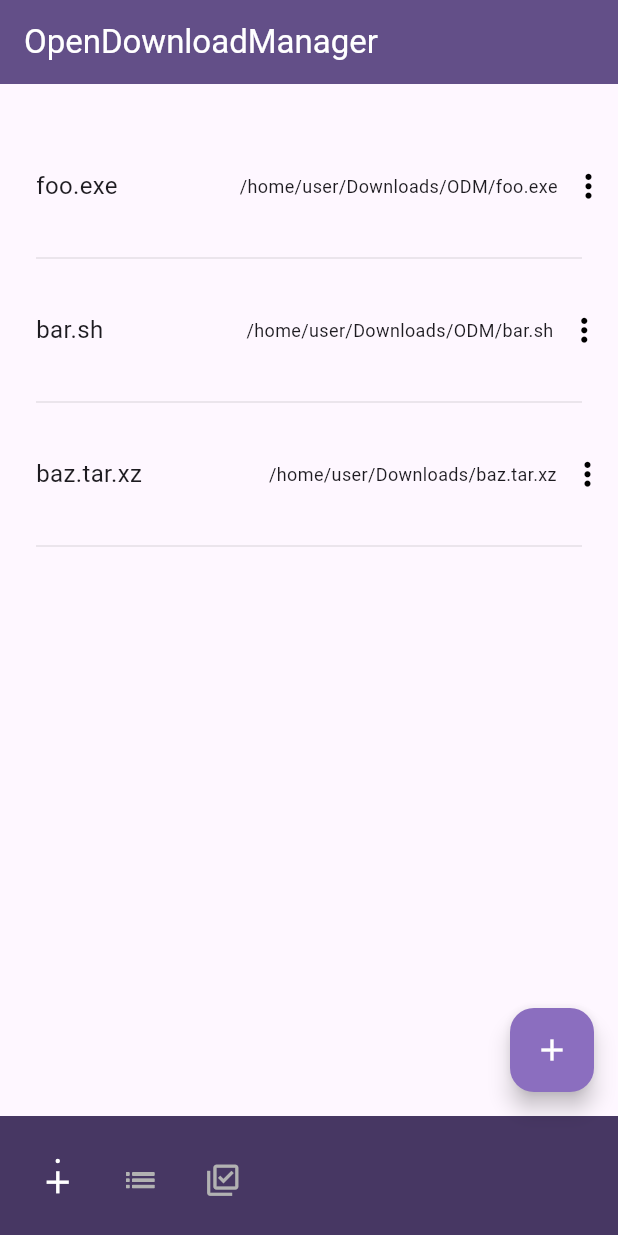
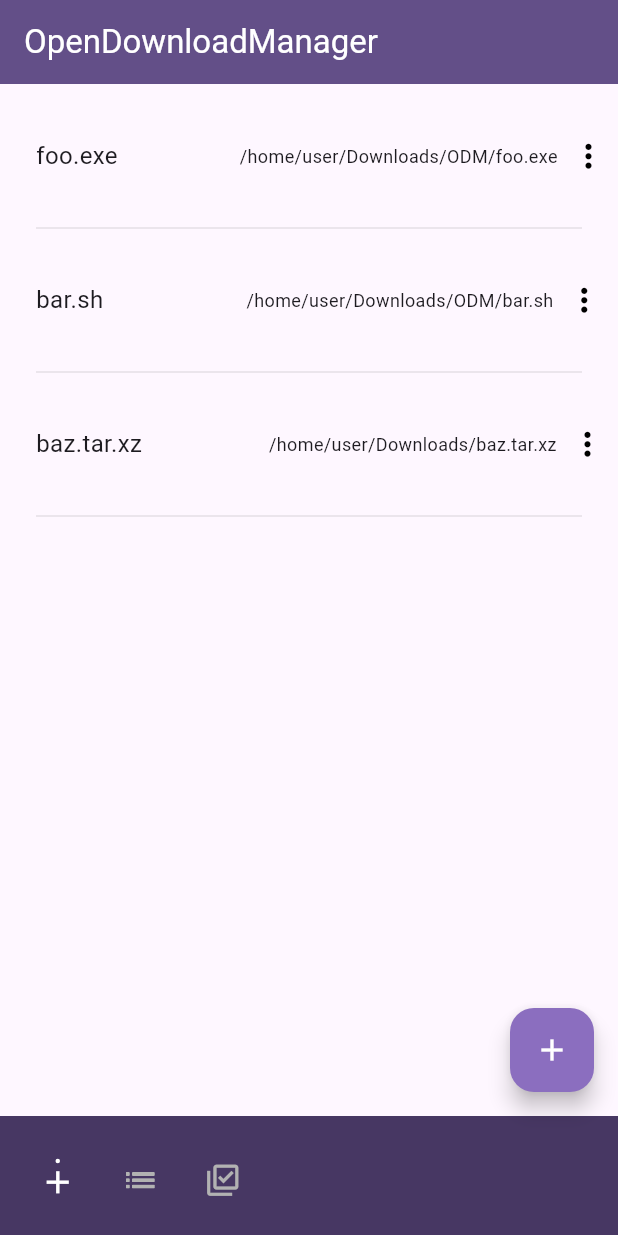
Before and after one commit to aaaamida/midtest, a Flutter app: the screen it shows after launch, on a phone screen of 412 x 824 dp. Run offline on Flutter 3.47's test engine with Material 3 defaults, Android fonts, the phone set to English and light mode, and no system bars.

Commit message:
added comments

```diff
--- a/lib/main.dart
+++ b/lib/main.dart
@@ -4,6 +4,7 @@ void main() {
         runApp(const MyApp());
 }
 
+// class container seluruh aplikasi
 class MyApp extends StatelessWidget {
         const MyApp({super.key});
 
@@ -21,6 +22,7 @@ class MyApp extends StatelessWidget {
         }
 }
 
+// class container home page
 class MyHomePage extends StatefulWidget {
         const MyHomePage({super.key, required this.title});
         final String title;
@@ -29,8 +31,11 @@ class MyHomePage extends StatefulWidget {
         State<MyHomePage> createState() => _MyHomePageState();
 }
 
+// class builder untuk container homepage
 class _MyHomePageState extends State<MyHomePage> {
         int selectedItem = 0;
+
+        // class div untuk memisahkan tiap item dengan garis horizontal
         static var div = const Divider(
                 thickness: 0.1,
                 indent: 16,
@@ -38,17 +43,20 @@ class _MyHomePageState extends State<MyHomePage> {
                 color: Color(0xFF000000)
         );
 
+        // method untuk mengubah state item setelah dipilih
         void _onSelect(int index) {
                 setState(() {
                         selectedItem = index;
                 });
         }
 
+        // method memunculkan AlertDialog yang berisi TextField
         void inputPopup(BuildContext context) {
                 TextEditingController linkCtl = TextEditingController();
 
                 showDialog(
                         context: context,
+                        // arrow function yang memanggil AlertDialog
                         builder: (BuildContext context) => AlertDialog(
                                 title: const Text("Foo", style: TextStyle(color: Color(0x00000000))),
                                 content: SizedBox(
@@ -63,15 +71,51 @@ class _MyHomePageState extends State<MyHomePage> {
                                                 ],
                                         ),
                                 ),
+                                // pilihan dalam AlertDialog saat dimunculkan
                                 actions: [
                                         const TextButton(onPressed: null, child: Text("Submit")),
                                         const SizedBox(width: 15),
                                         TextButton(
+                                                // tutup AlertDialog saat ditekan
                                                 onPressed: () => Navigator.of(context).pop(),
                                                 child: const Text("Cancel")
                                         ),
                                 ],
                         )
+                );
+        }
+
+        // method untuk mengubah state dari icon di navigation bar
+        Widget _navIcon(IconData icon, int index) {
+                bool selected = selectedItem == index;
+
+                return GestureDetector(
+                        // panggil method untuk mengubah index
+                        onTap: () => _onSelect(index),
+                        // container column untuk indikator icon terpilih
+                        child: Column(
+                                mainAxisSize: MainAxisSize.min,
+                                children: [
+                                        // jika terpilih munculkan indikator
+                                        if (selected) Container(
+                                                height: 3,
+                                                width: 3,
+                                                decoration: BoxDecoration(
+                                                        color: const Color(0xFFFFFFFF),
+                                                        borderRadius: BorderRadius.circular(2)
+                                                ),
+                                        ),
+                                        Icon(
+                                                icon,
+                                                color:
+                                                // jika terpilih ubah warna icon menjadi putih
+                                                        selected
+                                                        ? const Color(0xFFFFFFFF)
+                                                        : const Color(0xFFB2B2B2),
+                                                size: 25,
+                                        ),
+                                ],
+                        ),
                 );
         }
 
@@ -84,11 +128,11 @@ class _MyHomePageState extends State<MyHomePage> {
                                 backgroundColor: const Color(0xFF634F88),
                         ),
                         // ignore: prefer_const_constructors
+                        // container center
                         body: Center(
                                 child: Padding(
                                         padding: const EdgeInsets.all(8),
                                         child: Column(children: [
-                                                const SizedBox(height: 20),
                                                 const DownloadsListItems(title: "foo.exe", path: "/home/user/Downloads/ODM/foo.exe"),
                                                 div,
                                                 const DownloadsListItems(title: "bar.sh", path: "/home/user/Downloads/ODM/bar.sh"),
@@ -115,46 +159,20 @@ class _MyHomePageState extends State<MyHomePage> {
                                 ),
                         ),
                         floatingActionButton: FloatingActionButton(
+                                // panggil method inputPopup saat tombol ditekan
                                 onPressed: () => inputPopup(context),
                                 backgroundColor: const Color(0xFF8B6EBF),
                                 hoverColor: const Color(0xFFB993FF),
                                 tooltip: "Add new...",
+                                // icon didalam tombol
                                 child: const Icon(Icons.add, color: Color(0xFFFFFFFF)),
-                        ),
-                );
-        }
-
-        Widget _navIcon(IconData icon, int index) {
-                bool selected = selectedItem == index;
-
-                return GestureDetector(
-                        onTap: () => _onSelect(index),
-                        child: Column(
-                                mainAxisSize: MainAxisSize.min,
-                                children: [
-                                        if (selected) Container(
-                                                height: 3,
-                                                width: 3,
-                                                decoration: BoxDecoration(
-                                                        color: const Color(0xFFFFFFFF),
-                                                        borderRadius: BorderRadius.circular(2)
-                                                ),
-                                        ),
-                                        Icon(
-                                                icon,
-                                                color:
-                                                        selected
-                                                        ? const Color(0xFFFFFFFF)
-                                                        : const Color(0xFFB2B2B2),
-                                                size: 25,
-                                        ),
-                                ],
                         ),
                 );
         }
 }
 
 class DownloadsListItems extends StatelessWidget {
+        // class constructor dengan dua property yaitu nama file dan lokasi file
         const DownloadsListItems({super.key, required this.title, required this.path});
         final String title;
         final String path;
@@ -163,13 +181,17 @@ class DownloadsListItems extends StatelessWidget {
         Widget build(BuildContext context) {
                 return Padding(
                         padding: const EdgeInsets.all(16),
+                        // container row arah menyamping
                         child: Row(
                                 mainAxisAlignment: MainAxisAlignment.start,
+                                // isi dari container row
                                 children: [
                                         const SizedBox(height: 10),
                                         Text(title, style: const TextStyle(fontSize: 16)),
+                                        // container expanded yang ukurannya dapat berubah sesuai ukuran layar
                                         const Expanded(flex: 10, child: SizedBox(height: 10)),
                                         Text(path, style: const TextStyle(fontSize: 12)),
+                                        // container expanded yang berisi tombol berisi icon
                                         Expanded(flex: 2, child: IconButton(onPressed: null, icon: _navIcon(Icons.more_vert_rounded)))
                                 ],
                         ),
```
